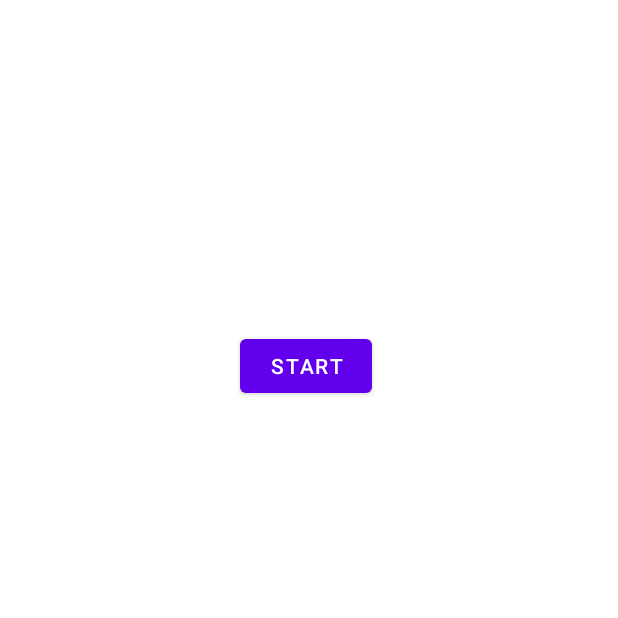
After one commit to Mattias-Petersson/MAMN01-projekt, an Android app: the CatchActivity screen opened directly, with no data from a screen before it, on a phone screen of 412 x 824 dp, the top half of it. The commit adds this screen. Run offline under Robolectric (Android 15) with nearby library versions, the phone set to English and light mode, and no system bars.

Commit message:
Added CatchActivity, wanted to set up test vibrations but that causes crashes atm.

```diff
--- a/app/src/main/AndroidManifest.xml
+++ b/app/src/main/AndroidManifest.xml
@@ -2,6 +2,7 @@
 <manifest xmlns:android="http://schemas.android.com/apk/res/android"
     package="com.example.mamn01_projekt">
 
+    <uses-permission android:name="android.permission.VIBRATE" />
     <application
         android:allowBackup="true"
         android:icon="@mipmap/ic_launcher"
@@ -9,6 +10,9 @@
         android:roundIcon="@mipmap/ic_launcher_round"
         android:supportsRtl="true"
         android:theme="@style/Theme.MAMN01Projekt">
+        <activity
+            android:name=".CatchActivity"
+            android:exported="false" />
         <activity
             android:name=".ReelActivity"
             android:exported="false" />
--- a/app/src/main/java/com/example/mamn01_projekt/MenuActivity.java
+++ b/app/src/main/java/com/example/mamn01_projekt/MenuActivity.java
@@ -20,4 +20,7 @@ public class MenuActivity extends AppCompatActivity {
     public void startReel(View v) {
         startActivity(new Intent(this, ReelActivity.class));
     }
+    public void startCatch(View v) {
+        startActivity(new Intent(this, CatchActivity.class));
+    }
 }
--- /dev/null
+++ b/app/src/main/res/layout/activity_catch.xml
@@ -0,0 +1,19 @@
+<?xml version="1.0" encoding="utf-8"?>
+<androidx.constraintlayout.widget.ConstraintLayout xmlns:android="http://schemas.android.com/apk/res/android"
+    xmlns:app="http://schemas.android.com/apk/res-auto"
+    xmlns:tools="http://schemas.android.com/tools"
+    android:layout_width="match_parent"
+    android:layout_height="match_parent"
+    tools:context=".CatchActivity">
+
+    <Button
+        android:id="@+id/button"
+        android:layout_width="wrap_content"
+        android:layout_height="wrap_content"
+        android:layout_marginStart="160dp"
+        android:layout_marginTop="220dp"
+        android:onClick="startGame"
+        android:text="Start"
+        app:layout_constraintStart_toStartOf="parent"
+        app:layout_constraintTop_toTopOf="parent" />
+</androidx.constraintlayout.widget.ConstraintLayout>
```
Also changed, not shown: app/src/main/java/com/example/mamn01_projekt/CatchActivity.java (added, +65 -0 lines), app/src/main/res/layout/activity_menu.xml (+15 -0 lines).
